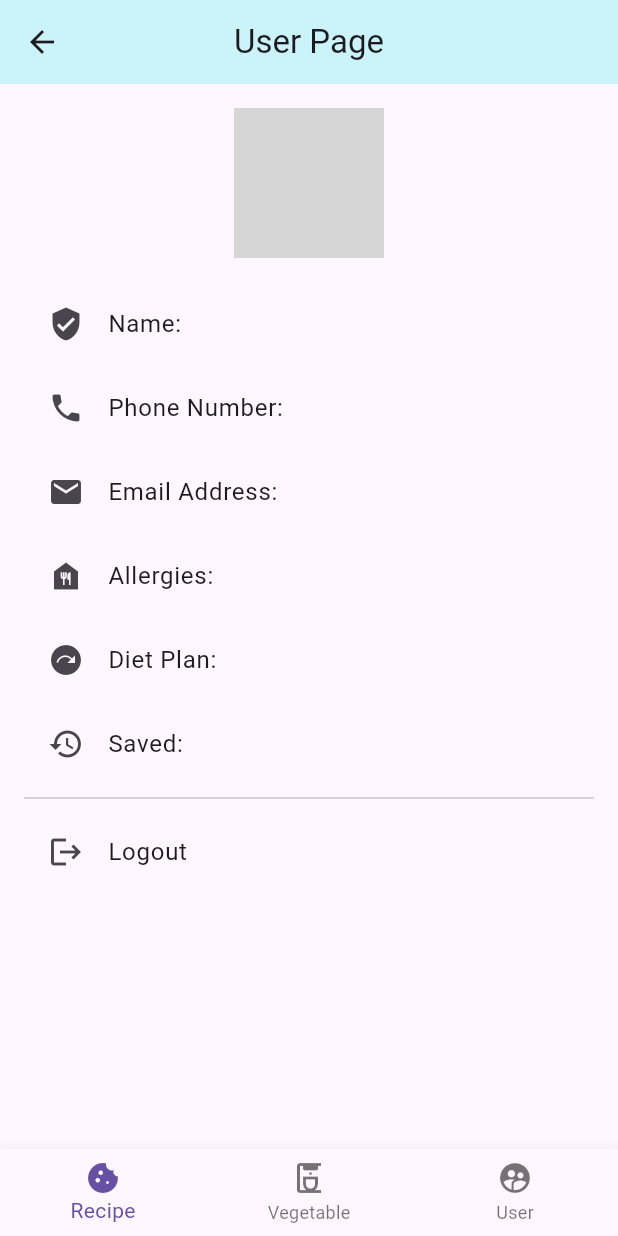
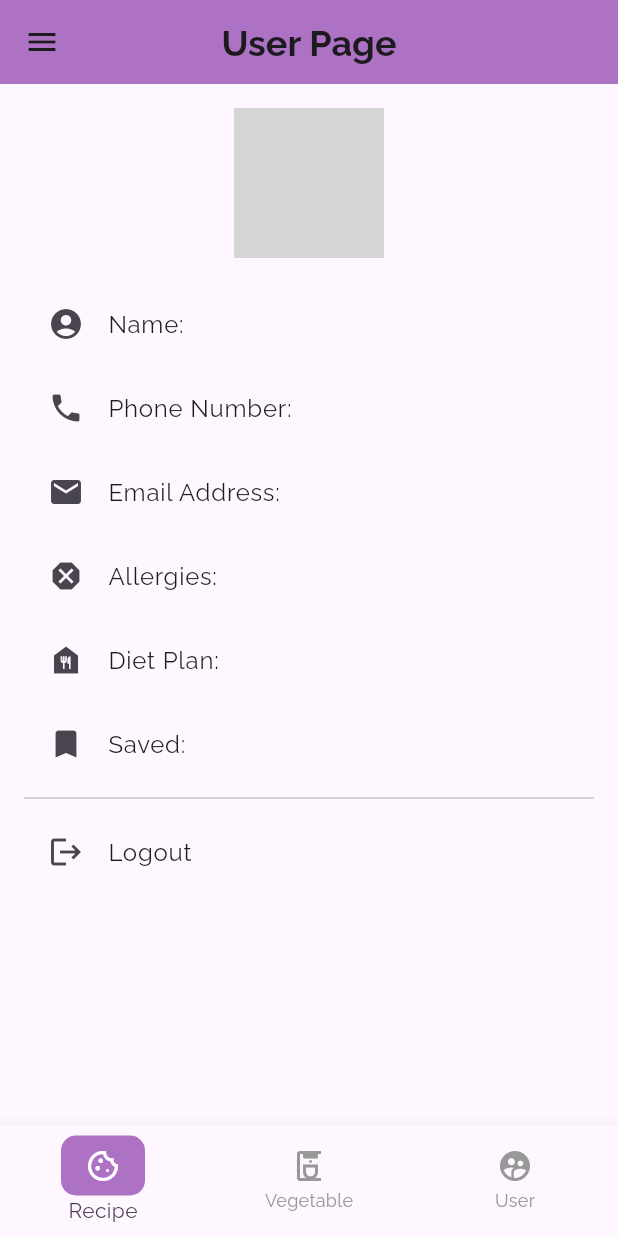
Before and after one commit to ahaandesai27/Inheritance-2024-mars, a Flutter app: the UserPage screen opened by its route, on a phone screen of 412 x 824 dp. Run offline on Flutter 3.47's test engine with Material 3 defaults, Android fonts, the phone set to English and light mode, and no system bars; our stand-ins replace google_fonts; network calls fail; grey boxes are pictures that could not be loaded.

Commit message:
Optimised User Page

```diff
--- a/app/lib/main.dart
+++ b/app/lib/main.dart
@@ -5,28 +5,35 @@ import 'package:app/pages/user.dart';
 import 'package:app/pages/vegetable.dart';
 import 'package:app/utils/routes.dart';
 import 'package:flutter/material.dart';
+import 'package:google_fonts/google_fonts.dart';
 
 void main() {
-  runApp(const Recipaura());
+  runApp(Recipaura());
 }
 
-class Recipaura extends StatelessWidget {
-  const Recipaura({super.key});
+class Recipaura extends StatefulWidget {
+  Recipaura({super.key});
 
+  @override
+  State<Recipaura> createState() => _RecipauraState();
+}
+
+class _RecipauraState extends State<Recipaura> {
   @override
   Widget build(BuildContext context) {
     return MaterialApp(
         title: 'Recipaura',
         theme: ThemeData(
+          fontFamily: GoogleFonts.raleway().fontFamily,
           primarySwatch: Colors.blue,
         ),
         routes: {
-          "/": (context) => const SignUpPage(),
-          MyRoutes.userRoute: (context) => const UserPage(),
-          MyRoutes.signUpRoute: (context) => const SignUpPage(),
-          MyRoutes.loginRoute: (context) => const LoginPage(),
-          MyRoutes.vegetableRoute: (context) => const GroceryPage(),
-          MyRoutes.recipeRoute: (context) => const RecipePage(),
+          "/": (context) => SignUpPage(),
+          MyRoutes.userRoute: (context) => UserPage(),
+          MyRoutes.signUpRoute: (context) => SignUpPage(),
+          MyRoutes.loginRoute: (context) => LoginPage(),
+          MyRoutes.vegetableRoute: (context) => GroceryPage(),
+          MyRoutes.recipeRoute: (context) => RecipePage(),
         });
   }
 }
--- a/app/lib/pages/user.dart
+++ b/app/lib/pages/user.dart
@@ -1,14 +1,53 @@
+import 'package:app/widgets/NavBar.dart';
 import 'package:flutter/material.dart';
+import 'package:google_fonts/google_fonts.dart';
 
-class UserPage extends StatelessWidget {
+void main() {
+  runApp(const MyApp());
+}
+
+class MyApp extends StatelessWidget {
+  const MyApp({super.key});
+
+  @override
+  Widget build(BuildContext context) {
+    return MaterialApp(
+      theme: ThemeData(
+        textTheme: GoogleFonts.ralewayTextTheme(),
+      ),
+      home: UserPage(),
+    );
+  }
+}
+
+class UserPage extends StatefulWidget {
   const UserPage({super.key});
 
+  @override
+  State<UserPage> createState() => _UserPageState();
+}
+
+class _UserPageState extends State<UserPage> {
   @override
   Widget build(BuildContext context) {
     return Scaffold(
       appBar: AppBar(
-        backgroundColor: const Color(0x889df2f5),
-        title: const Text('User Page'),
+        leading: Builder(
+          builder: (BuildContext context) => IconButton(
+            icon: const Icon(Icons.menu), // Three-bar icon
+            onPressed: () {
+              Scaffold.of(context).openDrawer(); // Open the drawer
+            },
+          ),
+        ),
+        backgroundColor: const Color.fromARGB(255, 173, 114, 196),
+        title: Text(
+          'User Page',
+          style: GoogleFonts.raleway(
+            fontWeight: FontWeight.bold,
+            fontSize: 24,
+          ),
+        ),
         centerTitle: true,
       ),
       body: Padding(
@@ -18,62 +57,93 @@ class UserPage extends StatelessWidget {
           children: [
             const CircleAvatar(
               radius: 50,
-              backgroundImage: NetworkImage(
-                  'https://via.placeholder.com/150'), // Placeholder image
+              backgroundImage: NetworkImage('https://via.placeholder.com/150'),
             ),
             const SizedBox(height: 16),
             ListTile(
-              leading: const Icon(Icons.verified_user),
-              title: const Text('Name: '),
+              leading: const Icon(Icons.account_circle_sharp),
+              title: Text(
+                'Name: ',
+                style: GoogleFonts.raleway(),
+              ),
               onTap: () {},
             ),
             ListTile(
               leading: const Icon(Icons.phone),
-              title: const Text('Phone Number: '),
+              title: Text(
+                'Phone Number: ',
+                style: GoogleFonts.raleway(),
+              ),
               onTap: () {},
             ),
             ListTile(
               leading: const Icon(Icons.mail),
-              title: const Text('Email Address: '),
+              title: Text(
+                'Email Address: ',
+                style: GoogleFonts.raleway(),
+              ),
+              onTap: () {},
+            ),
+            ListTile(
+              leading: const Icon(Icons.dangerous),
+              title: Text(
+                'Allergies: ',
+                style: GoogleFonts.raleway(),
+              ),
               onTap: () {},
             ),
             ListTile(
               leading: const Icon(Icons.food_bank),
-              title: const Text('Allergies: '),
+              title: Text(
+                'Diet Plan: ',
+                style: GoogleFonts.raleway(),
+              ),
               onTap: () {},
             ),
             ListTile(
-              leading: const Icon(Icons.next_plan),
-              title: const Text('Diet Plan: '),
-              onTap: () {},
-            ),
-            ListTile(
-              leading: const Icon(Icons.history),
-              title: const Text('Saved: '),
+              leading: const Icon(Icons.bookmark),
+              title: Text(
+                'Saved: ',
+                style: GoogleFonts.raleway(),
+              ),
               onTap: () {},
             ),
             const Divider(),
             ListTile(
               leading: const Icon(Icons.logout),
-              title: const Text('Logout'),
+              title: Text(
+                'Logout',
+                style: GoogleFonts.raleway(),
+              ),
               onTap: () {
-                // Handle logout
                 showDialog(
                   context: context,
                   builder: (context) => AlertDialog(
-                    title: const Text('Confirm Logout'),
-                    content: const Text('Are you sure you want to log out?'),
+                    title: Text(
+                      'Confirm Logout',
+                      style: GoogleFonts.raleway(),
+                    ),
+                    content: Text(
+                      'Are you sure you want to log out?',
+                      style: GoogleFonts.raleway(),
+                    ),
                     actions: [
                       TextButton(
                         onPressed: () => Navigator.pop(context),
-                        child: const Text('Cancel'),
+                        child: Text(
+                          'Cancel',
+                          style: GoogleFonts.raleway(),
+                        ),
                       ),
                       TextButton(
                         onPressed: () {
                           Navigator.pop(context);
                           // Perform logout logic here
                         },
-                        child: const Text('Logout'),
+                        child: Text(
+                          'Logout',
+                          style: GoogleFonts.raleway(),
+                        ),
                       ),
                     ],
                   ),
@@ -83,13 +153,7 @@ class UserPage extends StatelessWidget {
           ],
         ),
       ),
-      bottomNavigationBar: BottomNavigationBar(items: const [
-        BottomNavigationBarItem(icon: Icon(Icons.cookie), label: 'Recipe'),
-        BottomNavigationBarItem(
-            icon: Icon(Icons.coffee_maker_outlined), label: 'Vegetable'),
-        BottomNavigationBarItem(
-            icon: Icon(Icons.supervised_user_circle), label: 'User'),
-      ]),
+      bottomNavigationBar: Navbar(),
     );
   }
 }
--- /dev/null
+++ b/app/lib/widgets/navbar.dart
@@ -0,0 +1,61 @@
+// ignore: file_names
+import 'package:flutter/material.dart';
+import 'package:google_fonts/google_fonts.dart';
+
+class Navbar extends StatefulWidget {
+  const Navbar({super.key});
+
+  @override
+  State<Navbar> createState() => _NavbarState();
+}
+
+class _NavbarState extends State<Navbar> {
+  int _curIn = 0;
+  void _onItemTapped(int index) {
+    setState(() {
+      _curIn = index;
+    });
+  }
+
+  @override
+  Widget build(BuildContext context) {
+    return BottomNavigationBar(
+      currentIndex: _curIn,
+      onTap: _onItemTapped,
+      type: BottomNavigationBarType.fixed,
+      items: [
+        _buildBottomNavigationBarItem(Icons.cookie_outlined, 'Recipe', 0),
+        _buildBottomNavigationBarItem(
+            Icons.coffee_maker_outlined, 'Vegetable', 1),
+        _buildBottomNavigationBarItem(Icons.supervised_user_circle, 'User', 2),
+      ],
+      selectedItemColor: const Color.fromARGB(255, 70, 54, 74),
+      unselectedItemColor: const Color.fromARGB(255, 152, 152, 152),
+      selectedLabelStyle: TextStyle(
+        fontFamily: GoogleFonts.raleway().fontFamily,
+      ),
+      unselectedLabelStyle: GoogleFonts.raleway(),
+    );
+  }
+
+  BottomNavigationBarItem _buildBottomNavigationBarItem(
+      IconData icon, String label, int index) {
+    return BottomNavigationBarItem(
+      icon: _curIn == index
+          ? Container(
+              decoration: BoxDecoration(
+                color: Color.fromARGB(255, 173, 114, 196),
+                borderRadius: BorderRadius.circular(10),
+              ),
+              padding: const EdgeInsets.symmetric(vertical: 8, horizontal: 16),
+              child: Icon(icon, color: Colors.white),
+            )
+          : Icon(
+              icon,
+              color: Color.fromARGB(255, 152, 152, 152),
+            ),
+      label: label,
+      backgroundColor: Colors.transparent,
+    );
+  }
+}
```
Also changed, not shown: app/pubspec.yaml (+3 -4 lines), app/pubspec.lock, 1 other file.
